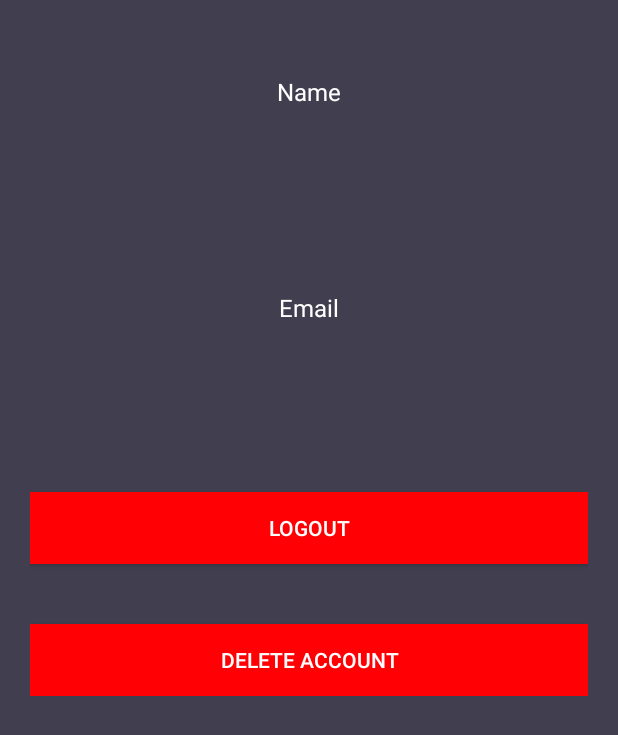
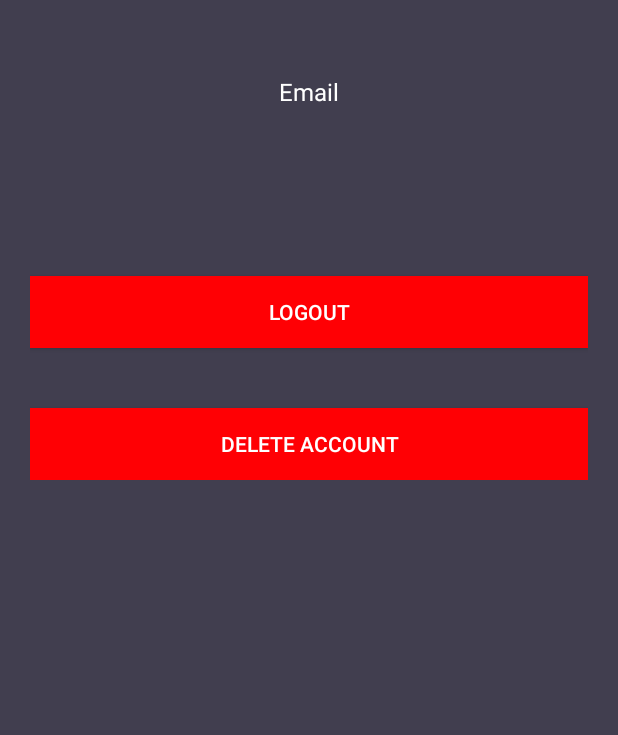
Before and after one commit to Warsame-Egal/MapChatGo, an Android app: the layout activity_profile.xml on its own in the app's theme, with its tools: preview values and no code run, on a phone screen of 412 x 824 dp. Shown: the top 735 px of the screen. Run offline under Robolectric (Android 15) with nearby library versions, the phone set to English and light mode, and no system bars.

Commit message:
added shared preferences and logout button funcitonality

```diff
--- a/app/src/main/AndroidManifest.xml
+++ b/app/src/main/AndroidManifest.xml
@@ -9,6 +9,7 @@
         android:roundIcon="@mipmap/ic_launcher_round"
         android:supportsRtl="true"
         android:theme="@style/AppTheme">
+        <activity android:name=".activities.ProfileActivity"/>
         <activity android:name=".activities.LoginActivity"/>
         <activity android:name=".activities.RegisterActivity">
             <intent-filter> <!-- filter for a certain activity -->
@@ -16,6 +17,5 @@
                 <category android:name="android.intent.category.LAUNCHER" /> <!-- launch activity -->
             </intent-filter>
         </activity>
-        <activity android:name=".activities.ProfileActivity"/>
     </application>
 </manifest>
--- a/app/src/main/java/com/example/warsa/MapChatGo/activities/RegisterActivity.java
+++ b/app/src/main/java/com/example/warsa/MapChatGo/activities/RegisterActivity.java
@@ -16,6 +16,7 @@ import com.example.warsa.MapChatGo.model.User;
 import com.example.warsa.MapChatGo.sql.DatabaseHelper;
 import android.content.Intent;
 import android.view.View.OnClickListener;
+import android.content.SharedPreferences;
 
 public class RegisterActivity extends AppCompatActivity implements View.OnClickListener {
 
--- a/app/src/main/res/layout/activity_profile.xml
+++ b/app/src/main/res/layout/activity_profile.xml
@@ -16,30 +16,6 @@
         android:layout_width="match_parent"
         android:layout_height="match_parent"
         android:orientation="vertical">
-
-        <android.support.v7.widget.AppCompatTextView
-            android:id="@+id/appCompatTextViewName"
-            android:layout_width="fill_parent"
-            android:layout_height="wrap_content"
-            android:layout_marginTop="30dp"
-            android:gravity="center"
-            android:text="Name"
-            android:textSize="16sp" />
-
-        <android.support.design.widget.TextInputLayout
-            android:id="@+id/textInputLayoutName"
-            android:layout_width="match_parent"
-            android:layout_height="wrap_content"
-            android:layout_marginTop="40dp">
-
-            <android.support.v7.widget.AppCompatTextView
-                android:id="@+id/appCompatTextViewRetrieveName"
-                android:layout_width="fill_parent"
-                android:layout_height="wrap_content"
-                android:layout_marginTop="30dp"
-                android:gravity="center"
-                android:textSize="16sp" />
-        </android.support.design.widget.TextInputLayout>
 
         <android.support.v7.widget.AppCompatTextView
             android:id="@+id/appCompatTextViewEmail"
@@ -71,7 +47,7 @@
             android:layout_height="wrap_content"
             android:layout_marginTop="40dp"
             android:background="@color/colorTextHint"
-            android:text="@string/appCompatLogoutButton" />
+            android:text="@string/text_logoutProfile" />
 
         <android.support.v7.widget.AppCompatButton
             android:id="@+id/appCompatDeleteButton"
@@ -79,7 +55,7 @@
             android:layout_height="wrap_content"
             android:layout_marginTop="40dp"
             android:background="@color/colorTextHint"
-            android:text="@string/appCompatDeleteButton" />
+            android:text="@string/text_deleteProfile" />
 
 
     </android.support.v7.widget.LinearLayoutCompat>
--- a/app/src/main/res/values/strings.xml
+++ b/app/src/main/res/values/strings.xml
@@ -24,6 +24,7 @@
     <string name="text_hello">Hello,</string>
     <string name="text_title">Android Tutorials Hub</string>
     <string name="AlreadyamemberLogin">Already a member? Login</string>
-    <string name="appCompatDeleteButton">Delete Account</string>
-    <string name="appCompatLogoutButton">Logout</string>
+    <string name="text_logoutProfile">Logout</string>
+    <string name="text_deleteProfile">Delete Account</string>
+
 </resources>
```
Also changed, not shown: app/src/main/java/com/example/warsa/MapChatGo/activities/LoginActivity.java (+19 -0 lines), app/src/main/java/com/example/warsa/MapChatGo/activities/ProfileActivity.java (+60 -3 lines).
